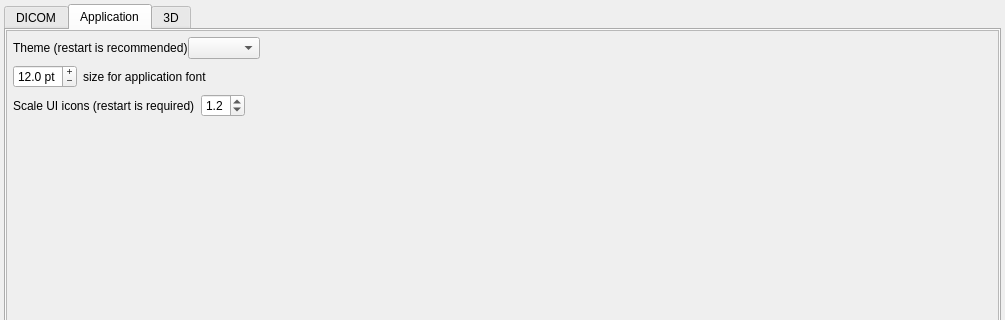
Before: the Qt Designer form GUI/settingswidget.ui in AlizaMedicalImaging/AlizaMS, drawn with Qt 5; both pictures show x 0 to 1005 and y 0 to 320 of the 1005 by 653 pixel window.
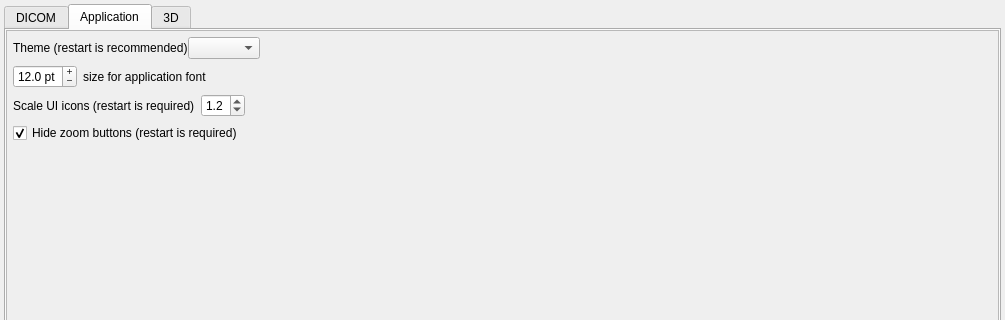
After: the same form once the commit is applied. The open tabs and pages were chosen to show the change.

Commit message: optional zoom buttons

What changed in the file:
```diff
--- a/GUI/settingswidget.ui
+++ b/GUI/settingswidget.ui
@@ -736,6 +736,25 @@
              </item>
             </layout>
            </item>
+           <item>
+            <widget class="QCheckBox" name="hidezoom_checkBox">
+             <property name="sizePolicy">
+              <sizepolicy hsizetype="Expanding" vsizetype="Fixed">
+               <horstretch>0</horstretch>
+               <verstretch>0</verstretch>
+              </sizepolicy>
+             </property>
+             <property name="mouseTracking">
+              <bool>false</bool>
+             </property>
+             <property name="text">
+              <string>Hide zoom buttons (restart is required)</string>
+             </property>
+             <property name="checked">
+              <bool>true</bool>
+             </property>
+            </widget>
+           </item>
            <item>
             <spacer name="verticalSpacer">
              <property name="orientation">
```
Left out of the diff: 5 changed lines with no effect on the pictures. The commit also changes 5 other files.
